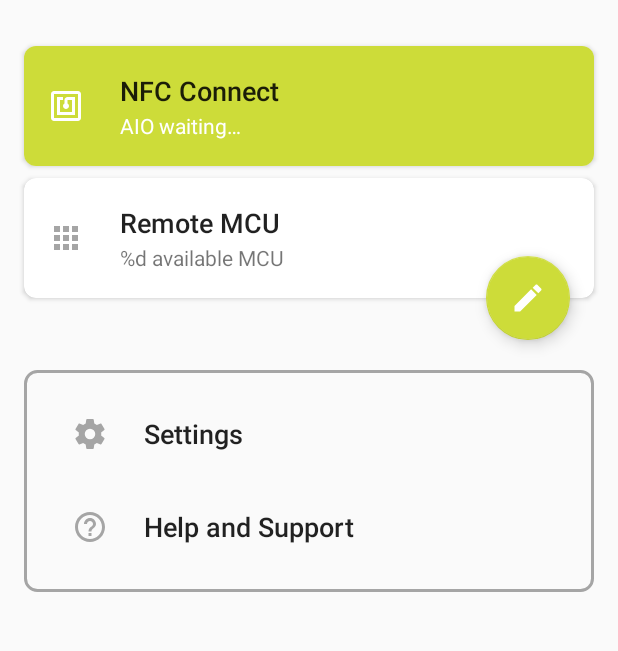
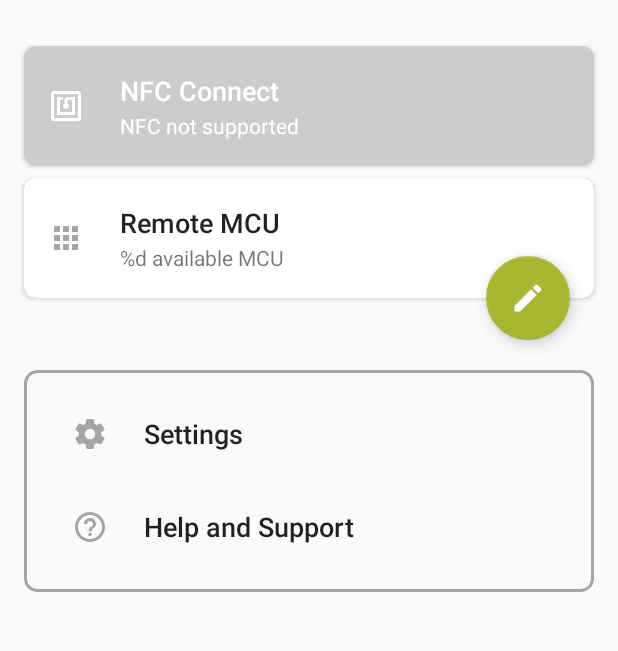
Before and after one commit to Alcatraz323/AlcAIO, an Android app: the screen it shows after launch (MainActivity), on a phone screen of 412 x 824 dp, the part 62-713 px from its top. Run offline under Robolectric (Android 15) with nearby library versions, the phone set to English and light mode, and no system bars.

Commit message:
activities: add NfcActivity
Signed-off-by: Alcatraz323 <alcatraz32323@gmail.com>

```diff
--- a/app/build.gradle
+++ b/app/build.gradle
@@ -10,7 +10,7 @@ android {
 
     defaultConfig {
         applicationId "io.alcatraz.alcaio"
-        minSdkVersion 21
+        minSdkVersion 23
         targetSdkVersion 30
         versionCode 1
         versionName "1.0"
@@ -49,6 +49,7 @@ dependencies {
     implementation 'androidx.constraintlayout:constraintlayout:2.1.0'
     implementation 'androidx.swiperefreshlayout:swiperefreshlayout:1.1.0'
     implementation 'com.google.guava:guava:24.1-jre'
+    implementation project(path: ':sdk')
     testImplementation 'junit:junit:4.13.2'
     androidTestImplementation 'androidx.test.ext:junit:1.1.3'
     androidTestImplementation 'androidx.test.espresso:espresso-core:3.4.0'
--- a/app/src/main/AndroidManifest.xml
+++ b/app/src/main/AndroidManifest.xml
@@ -5,6 +5,7 @@
         android:name="android.hardware.nfc"
         android:required="true" />
     <uses-permission android:name="android.permission.NFC" />
+    <uses-permission android:name="android.permission.VIBRATE" />
     <application
         android:allowBackup="true"
         android:icon="@mipmap/ic_launcher"
--- a/app/src/main/java/io/alcatraz/alcaio/activities/MainActivity.kt
+++ b/app/src/main/java/io/alcatraz/alcaio/activities/MainActivity.kt
@@ -1,6 +1,7 @@
 package io.alcatraz.alcaio.activities
 
 import android.content.Intent
+import android.graphics.Color
 import android.net.Uri
 import android.os.Bundle
 import android.view.Menu
@@ -10,6 +11,7 @@ import android.view.View
 import io.alcatraz.alcaio.Constants
 import io.alcatraz.alcaio.R
 import io.alcatraz.alcaio.extended.CompatWithPipeActivity
+import io.alcatraz.alcaio.utils.NfcUtils
 import kotlinx.android.synthetic.main.activity_main.*
 
 class MainActivity : CompatWithPipeActivity(), View.OnClickListener {
@@ -21,13 +23,18 @@ class MainActivity : CompatWithPipeActivity(), View.OnClickListener {
 
     override fun onCreateOptionsMenu(menu: Menu?): Boolean {
         val menuInflater = MenuInflater(this)
-        menuInflater.inflate(R.menu.activity_main_menu,menu)
+        menuInflater.inflate(R.menu.activity_main_menu, menu)
         return super.onCreateOptionsMenu(menu)
     }
 
     override fun onOptionsItemSelected(item: MenuItem): Boolean {
-        when(item?.itemId){
-            R.id.menu_main_about -> startActivity(Intent(this@MainActivity, NfcActivity::class.java))
+        when (item.itemId) {
+            R.id.menu_main_about -> startActivity(
+                Intent(
+                    this@MainActivity,
+                    AboutActivity::class.java
+                )
+            )
             R.id.menu_log_refresh -> initData()
             R.id.menu_main_log -> startActivity(Intent(this@MainActivity, LogActivity::class.java))
         }
@@ -35,30 +42,46 @@ class MainActivity : CompatWithPipeActivity(), View.OnClickListener {
     }
 
     override fun onClick(p0: View?) {
-        when(p0?.id){
+        when (p0?.id) {
             R.id.main_card_help -> startActivity(
                 Intent(
                     Intent.ACTION_VIEW,
                     Uri.parse(Constants.SUPPORT_URL)
                 )
             )
+
+            R.id.main_card_nfc -> startActivity(
+                Intent(
+                    this,
+                    NfcActivity::class.java
+                )
+            )
         }
     }
 
-    private fun initialize(){
+    private fun initialize() {
         initData()
         initViews()
     }
 
-    private fun initViews(){
+    private fun initViews() {
         setSupportActionBar(main_toolbar)
-        main_card_profile_mgr.setOnClickListener(this)
+        main_card_nfc.setOnClickListener(this)
+        main_card_mcu_mgr.setOnClickListener(this)
         main_profile_mgr_modify.setOnClickListener(this)
         main_card_setting.setOnClickListener(this)
         main_card_help.setOnClickListener(this)
     }
 
-    private fun initData(){
-
+    private fun initData() {
+        main_card_nfc.post {
+            val isNfcSupported = NfcUtils.isNfcSupported(this)
+            if (!isNfcSupported) {
+                main_card_nfc_overlay.setBackgroundColor(Color.LTGRAY)
+                main_card_nfc.isEnabled = false
+                main_card_nfc.isClickable = false
+                main_card_nfc_indicator.setText(R.string.main_card_nfc_indicator_not_supported)
+            }
+        }
     }
 }
--- a/app/src/main/java/io/alcatraz/alcaio/utils/NfcUtils.kt
+++ b/app/src/main/java/io/alcatraz/alcaio/utils/NfcUtils.kt
@@ -5,10 +5,12 @@ import android.app.PendingIntent
 import android.content.Intent
 import android.content.IntentFilter
 import android.content.IntentFilter.MalformedMimeTypeException
+import android.content.pm.PackageManager
 import android.nfc.*
 import android.nfc.tech.MifareUltralight
 import android.nfc.tech.Ndef
 import android.provider.Settings
+import android.widget.Toast
 import io.alcatraz.alcaio.LogBuff
 import java.io.IOException
 import java.nio.charset.Charset
@@ -135,6 +137,10 @@ class NfcUtils(activity: Activity) {
             }
         }
 
+        fun isNfcSupported(activity: Activity) :Boolean{
+            return activity.packageManager.hasSystemFeature(PackageManager.FEATURE_NFC)
+        }
+
         private fun byteArrayToHexString(inArray: ByteArray): String {
             var i: Int
             var integer: Int
--- a/app/src/main/res/drawable/ic_refresh_white_24dp.xml
+++ b/app/src/main/res/drawable/ic_refresh_white_24dp.xml
@@ -1,5 +1,5 @@
 <vector android:height="24dp" android:tint="#FFFFFF"
     android:viewportHeight="24.0" android:viewportWidth="24.0"
     android:width="24dp" xmlns:android="http://schemas.android.com/apk/res/android">
-    <path android:fillColor="#FF000000" android:pathData="M17.65,6.35C16.2,4.9 14.21,4 12,4c-4.42,0 -7.99,3.58 -7.99,8s3.57,8 7.99,8c3.73,0 6.84,-2.55 7.73,-6h-2.08c-0.82,2.33 -3.04,4 -5.65,4 -3.31,0 -6,-2.69 -6,-6s2.69,-6 6,-6c1.66,0 3.14,0.69 4.22,1.78L13,11h7V4l-2.35,2.35z"/>
+    <path android:fillColor="#6f6f6f" android:pathData="M17.65,6.35C16.2,4.9 14.21,4 12,4c-4.42,0 -7.99,3.58 -7.99,8s3.57,8 7.99,8c3.73,0 6.84,-2.55 7.73,-6h-2.08c-0.82,2.33 -3.04,4 -5.65,4 -3.31,0 -6,-2.69 -6,-6s2.69,-6 6,-6c1.66,0 3.14,0.69 4.22,1.78L13,11h7V4l-2.35,2.35z"/>
 </vector>
--- a/app/src/main/res/layout/activity_main.xml
+++ b/app/src/main/res/layout/activity_main.xml
@@ -29,7 +29,7 @@
                 android:orientation="vertical">
 
                 <androidx.cardview.widget.CardView
-                    android:id="@+id/main_card_status"
+                    android:id="@+id/main_card_nfc"
                     android:layout_width="match_parent"
                     android:layout_height="80dp"
                     android:layout_marginStart="16dp"
@@ -43,16 +43,16 @@
                     app:cardMaxElevation="5dp">
 
                     <LinearLayout
-                        android:id="@+id/main_card_status_overlay"
+                        android:id="@+id/main_card_nfc_overlay"
                         android:layout_width="match_parent"
                         android:layout_height="match_parent"
-                        android:background="@color/lime_colorPrimary"
+                        android:background="?attr/colorAccent"
                         android:gravity="center_vertical"
                         android:orientation="horizontal"
                         android:visibility="visible">
 
                         <ImageView
-                            android:id="@+id/main_card_status_indicator_image"
+                            android:id="@+id/main_card_nfc_indicator_image"
                             android:layout_width="24dp"
                             android:layout_height="24dp"
                             android:layout_margin="16dp"
@@ -71,16 +71,17 @@
                                 android:layout_width="match_parent"
                                 android:layout_height="wrap_content"
                                 android:layout_marginBottom="1dp"
-                                android:text="@string/main_card_statistic_title"
+                                android:text="@string/main_card_nfc_title"
                                 android:textAllCaps="false"
                                 android:textAppearance="@style/TextAppearance.AppCompat.Widget.Switch"
+                                android:textColor="#FFFFFF"
                                 android:textSize="18sp" />
 
                             <TextView
-                                android:id="@+id/main_card_status_indicator"
+                                android:id="@+id/main_card_nfc_indicator"
                                 android:layout_width="match_parent"
                                 android:layout_height="wrap_content"
-                                android:text="@string/main_card_statistic_indicator"
+                                android:text="@string/main_card_nfc_indicator"
                                 android:textColor="#FFFFFF" />
                         </LinearLayout>
 
@@ -94,7 +95,7 @@
                     android:orientation="vertical">
 
                     <androidx.cardview.widget.CardView
-                        android:id="@+id/main_card_profile_mgr"
+                        android:id="@+id/main_card_mcu_mgr"
                         android:layout_width="match_parent"
                         android:layout_height="80dp"
                         android:layout_marginStart="16dp"
@@ -131,7 +132,7 @@
                                     android:layout_width="match_parent"
                                     android:layout_height="wrap_content"
                                     android:layout_marginBottom="1dp"
-                                    android:text="@string/main_card_profile_title"
+                                    android:text="@string/main_card_mcu_title"
                                     android:textAllCaps="false"
                                     android:textAppearance="@style/TextAppearance.AppCompat.Widget.Switch"
                                     android:textSize="18sp" />
@@ -140,7 +141,7 @@
                                     android:id="@+id/main_card_profile_mgr_indicator"
                                     android:layout_width="match_parent"
                                     android:layout_height="wrap_content"
-                                    android:text="@string/main_card_profile_indicator" />
+                                    android:text="@string/main_card_mcu_indicator" />
                             </LinearLayout>
 
                         </LinearLayout>
@@ -279,7 +280,7 @@
         android:focusable="true"
         android:tint="#ffffff"
         android:visibility="visible"
-        app:layout_anchor="@id/main_card_profile_mgr"
+        app:layout_anchor="@id/main_card_mcu_mgr"
         app:layout_anchorGravity="bottom|end"
         app:srcCompat="@drawable/ic_edit_black_24dp" />
 </androidx.coordinatorlayout.widget.CoordinatorLayout>
--- a/app/src/main/res/values-night/themes.xml
+++ b/app/src/main/res/values-night/themes.xml
@@ -3,9 +3,9 @@
     <style name="Theme.AlcAIO" parent="Theme.AppCompat.DayNight.NoActionBar">
         <!-- Primary brand color. -->
         <item name="colorPrimary">@color/night_mode_colorPrimary</item>
-        <item name="colorAccent">@color/pink_colorPrimary</item>
+        <item name="colorAccent">@color/lime_colorPrimary</item>
         <!-- Status bar color. -->
-        <item name="android:statusBarColor" tools:targetApi="l">?attr/colorPrimaryVariant</item>
+        <item name="android:statusBarColor" tools:targetApi="l">@android:color/darker_gray</item>
         <!-- Customize your theme here. -->
     </style>
 </resources>
--- a/app/src/main/res/values/colors.xml
+++ b/app/src/main/res/values/colors.xml
@@ -15,7 +15,7 @@
     <color name="orange_colorPrimaryDark">#F57c00</color>
     <color name="leaf_colorPrimary">#8bc34a</color>
     <color name="leaf_colorPrimaryDark">#689f38</color>
-    <color name="lime_colorPrimary">#CDDC39</color>
+    <color name="lime_colorPrimary">#AAB62F</color>
 
     <color name="status_back">#e64a19</color>
 
--- a/app/src/main/res/values/strings.xml
+++ b/app/src/main/res/values/strings.xml
@@ -5,16 +5,17 @@
     <string name="main_menu_3">Refresh</string>
     <string name="main_menu_4">Internal Log</string>
 
-    <string name="main_card_statistic_title">NFC Connect</string>
-    <string name="main_card_statistic_indicator">AIO waiting…</string>
-    <string name="main_card_profile_title">Remote MCU</string>
-    <string name="main_card_profile_indicator">%d available MCU</string>
+    <string name="main_card_nfc_title">NFC Connect</string>
+    <string name="main_card_nfc_indicator">AIO waiting…</string>
+    <string name="main_card_nfc_indicator_not_supported">NFC not supported</string>
+    <string name="main_card_mcu_title">Remote MCU</string>
+    <string name="main_card_mcu_indicator">%d available MCU</string>
     <string name="main_card_help">Help and Support</string>
 
     <string name="til_error_inv_param">Invalid parameter</string>
     <string name="toast_copied">Copied</string>
     <string name="toast_perm_denied">Permission Denied</string>
-    <string name="ad_pb">Yes</string>
+    <string name="ad_pb">Ok</string>
     <string name="ad_nb">Cancel</string>
     <string name="ad_pb2">Yes</string>
     <string name="ad_nb2">No</string>
@@ -23,10 +24,25 @@
     <string name="ad_processing">Processing…</string>
     <string name="empty_view">Empty</string>
 
+    <string name="nfc_connection">NFC Status</string>
+    <string name="nfc_status_connected">Remote AIO connected\n%s (%s)</string>
+    <string name="nfc_status_connecting">Tag confirmed, connecting</string>
+    <string name="nfc_status_disconnected">No device connected</string>
+    <string name="nfc_status_unsupported_tag">Not a AlcAIO Tag</string>
+    <string name="nfc_status_unsupported_version">Remote version(%s) not supported, application api is %s</string>
+    <string name="nfc_function">Function</string>
+    <string name="nfc_api_version">Api</string>
+    <string name="nfc_remote_address">Remote address</string>
+    <string name="nfc_screen_off">Screen off</string>
+    <string name="nfc_write_entry">Write AlcAIO Tag</string>
+    <string name="nfc_mac">MAC</string>
+    <string name="nfc_name">Name</string>
+    <string name="nfc_linker">Share link</string>
+
     <!--About-->
     <string name="au_l_1">Version</string>
     <string name="au_l_2">Developer</string>
-    <string name="au_l_2_1">Alcatraz,Mr_Dennis(Coolapk)</string>
+    <string name="au_l_2_1">Alcatraz</string>
     <string name="au_l_3">Check sourcecode</string>
     <string name="au_l_4">Open source Licenses</string>
     <string name="au_l_4_1">Respect to opensource</string>
--- a/app/src/main/res/values/themes.xml
+++ b/app/src/main/res/values/themes.xml
@@ -1,11 +1,11 @@
 <resources xmlns:tools="http://schemas.android.com/tools">
     <!-- Base application theme. -->
     <style name="Theme.AlcAIO" parent="Theme.AppCompat.DayNight.NoActionBar">
-        <item name="colorPrimaryDark">@android:color/transparent</item>
         <item name="colorAccent">@color/lime_colorPrimary</item>
         <item name="android:windowContentOverlay">@null</item>
+        <item name="android:windowLightStatusBar">true</item>
         <!-- Status bar color. -->
-        <item name="android:statusBarColor" tools:targetApi="l">?attr/colorPrimaryVariant</item>
+        <item name="android:statusBarColor" tools:targetApi="l">@android:color/white</item>
         <!-- Customize your theme here. -->
     </style>
 </resources>
--- a/settings.gradle
+++ b/settings.gradle
@@ -1,2 +1,3 @@
 rootProject.name = "AlcAIO"
 include ':app'
+include ':sdk'
```
Also changed, not shown: app/src/main/java/io/alcatraz/alcaio/activities/NfcActivity.kt (+3 -5 lines), app/src/main/res/drawable/ic_baseline_device_unknown_24.xml (added, +10 -0 lines), app/src/main/res/layout/activity_nfc.xml (added, +103 -0 lines), app/src/main/res/menu/activity_nfc_menu.xml (added, +8 -0 lines), 1 other file.
